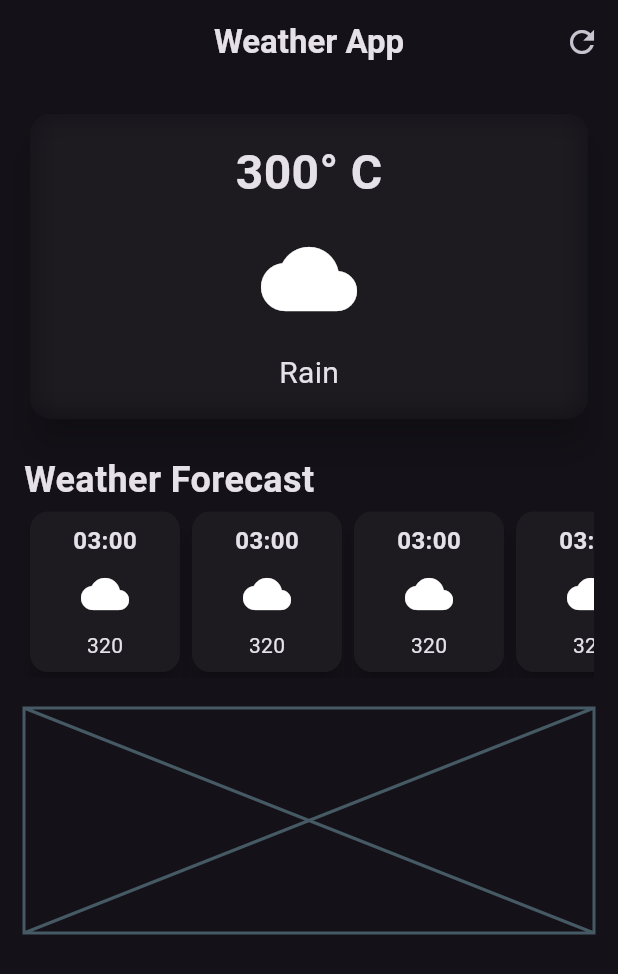
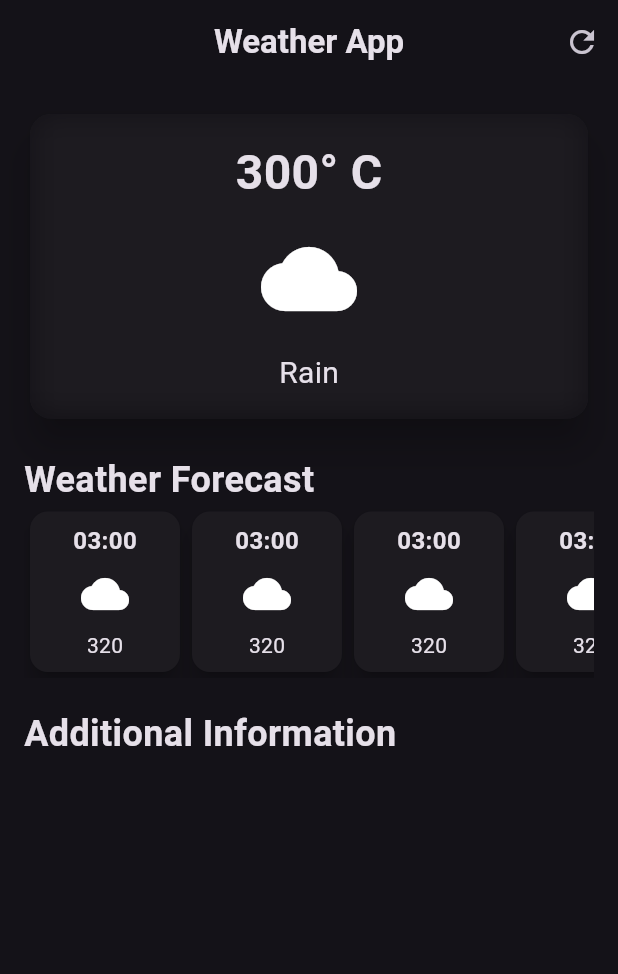
Before and after one commit to Sharath44665/flutter_ws, a Flutter app: the screen it shows after launch, on a phone screen of 412 x 824 dp. Shown: the top 974 px of the screen. Run offline on Flutter 3.47's test engine with Material 3 defaults, Android fonts, the phone set to English and light mode, and no system bars; our stand-ins replace firebase_auth, firebase_core; accounts and stored records are empty; generated files the repository leaves out were written again.

Commit message:
refactor code weather

```diff
--- a/n05_weather_app/lib/weather_screen.dart
+++ b/n05_weather_app/lib/weather_screen.dart
@@ -68,26 +68,48 @@ class WeatherScreen extends StatelessWidget {
               "Weather Forecast",
               style: TextStyle(fontSize: 24, fontWeight: FontWeight.bold),
             ),
-            SingleChildScrollView(
+            const SingleChildScrollView(
               scrollDirection: Axis.horizontal,
               child: Row(
                 children: [
-                  Card(
+                  HourlyForecastItem(),
+                  HourlyForecastItem(),
+                  HourlyForecastItem(),
+                  HourlyForecastItem(),
+                  HourlyForecastItem(),
+                  HourlyForecastItem(),
+                ],
+              ),
+            ),
+            // additional info
+            const SizedBox(height: 20),
+            const Text(
+              "Additional Information",
+              style: TextStyle(fontSize: 24, fontWeight: FontWeight.bold),
+            ),
+          ],
+        ),
+      ),
+    );
+  }
+}
+
+class HourlyForecastItem extends StatelessWidget {
+  const HourlyForecastItem({super.key});
+
+  @override
+  Widget build(BuildContext context) {
+    return Card(
       elevation: 6,
       child: Container(
         width: 100,
-                      decoration: BoxDecoration(
-                        borderRadius: BorderRadius.circular(12),
-                      ),
+        decoration: BoxDecoration(borderRadius: BorderRadius.circular(12)),
         padding: EdgeInsets.all(8.0),
         child: Column(
           children: [
             Text(
               "03:00",
-                            style: TextStyle(
-                              fontSize: 16,
-                              fontWeight: FontWeight.bold,
-                            ),
+              style: TextStyle(fontSize: 16, fontWeight: FontWeight.bold),
             ),
             SizedBox(height: 8),
             Icon(Icons.cloud, size: 32),
@@ -96,141 +118,6 @@ class WeatherScreen extends StatelessWidget {
           ],
         ),
       ),
-                  ),
-                  Card(
-                    elevation: 6,
-                    child: Container(
-                      width: 100,
-                      decoration: BoxDecoration(
-                        borderRadius: BorderRadius.circular(12),
-                      ),
-                      padding: EdgeInsets.all(8.0),
-                      child: Column(
-                        children: [
-                          Text(
-                            "03:00",
-                            style: TextStyle(
-                              fontSize: 16,
-                              fontWeight: FontWeight.bold,
-                            ),
-                          ),
-                          SizedBox(height: 8),
-                          Icon(Icons.cloud, size: 32),
-                          SizedBox(height: 8),
-                          Text("320"),
-                        ],
-                      ),
-                    ),
-                  ),
-                  Card(
-                    elevation: 6,
-                    child: Container(
-                      width: 100,
-                      decoration: BoxDecoration(
-                        borderRadius: BorderRadius.circular(12),
-                      ),
-                      padding: EdgeInsets.all(8.0),
-                      child: Column(
-                        children: [
-                          Text(
-                            "03:00",
-                            style: TextStyle(
-                              fontSize: 16,
-                              fontWeight: FontWeight.bold,
-                            ),
-                          ),
-                          SizedBox(height: 8),
-                          Icon(Icons.cloud, size: 32),
-                          SizedBox(height: 8),
-                          Text("320"),
-                        ],
-                      ),
-                    ),
-                  ),
-                  Card(
-                    elevation: 6,
-                    child: Container(
-                      width: 100,
-                      decoration: BoxDecoration(
-                        borderRadius: BorderRadius.circular(12),
-                      ),
-                      padding: EdgeInsets.all(8.0),
-                      child: Column(
-                        children: [
-                          Text(
-                            "03:00",
-                            style: TextStyle(
-                              fontSize: 16,
-                              fontWeight: FontWeight.bold,
-                            ),
-                          ),
-                          SizedBox(height: 8),
-                          Icon(Icons.cloud, size: 32),
-                          SizedBox(height: 8),
-                          Text("320"),
-                        ],
-                      ),
-                    ),
-                  ),
-                  Card(
-                    elevation: 6,
-                    child: Container(
-                      width: 100,
-                      decoration: BoxDecoration(
-                        borderRadius: BorderRadius.circular(12),
-                      ),
-                      padding: EdgeInsets.all(8.0),
-                      child: Column(
-                        children: [
-                          Text(
-                            "03:00",
-                            style: TextStyle(
-                              fontSize: 16,
-                              fontWeight: FontWeight.bold,
-                            ),
-                          ),
-                          SizedBox(height: 8),
-                          Icon(Icons.cloud, size: 32),
-                          SizedBox(height: 8),
-                          Text("320"),
-                        ],
-                      ),
-                    ),
-                  ),
-                  Card(
-                    elevation: 6,
-                    child: Container(
-                      width: 100,
-                      decoration: BoxDecoration(
-                        borderRadius: BorderRadius.circular(12),
-                      ),
-                      padding: EdgeInsets.all(8.0),
-                      child: Column(
-                        children: [
-                          Text(
-                            "03:00",
-                            style: TextStyle(
-                              fontSize: 16,
-                              fontWeight: FontWeight.bold,
-                            ),
-                          ),
-                          SizedBox(height: 8),
-                          Icon(Icons.cloud, size: 32),
-                          SizedBox(height: 8),
-                          Text("320"),
-                        ],
-                      ),
-                    ),
-                  ),
-                ],
-              ),
-            ),
-            // additional info
-            const SizedBox(height: 20),
-            const Placeholder(fallbackHeight: 150),
-          ],
-        ),
-      ),
     );
   }
 }
```
Lines whose indentation alone changed are shown as unchanged.
